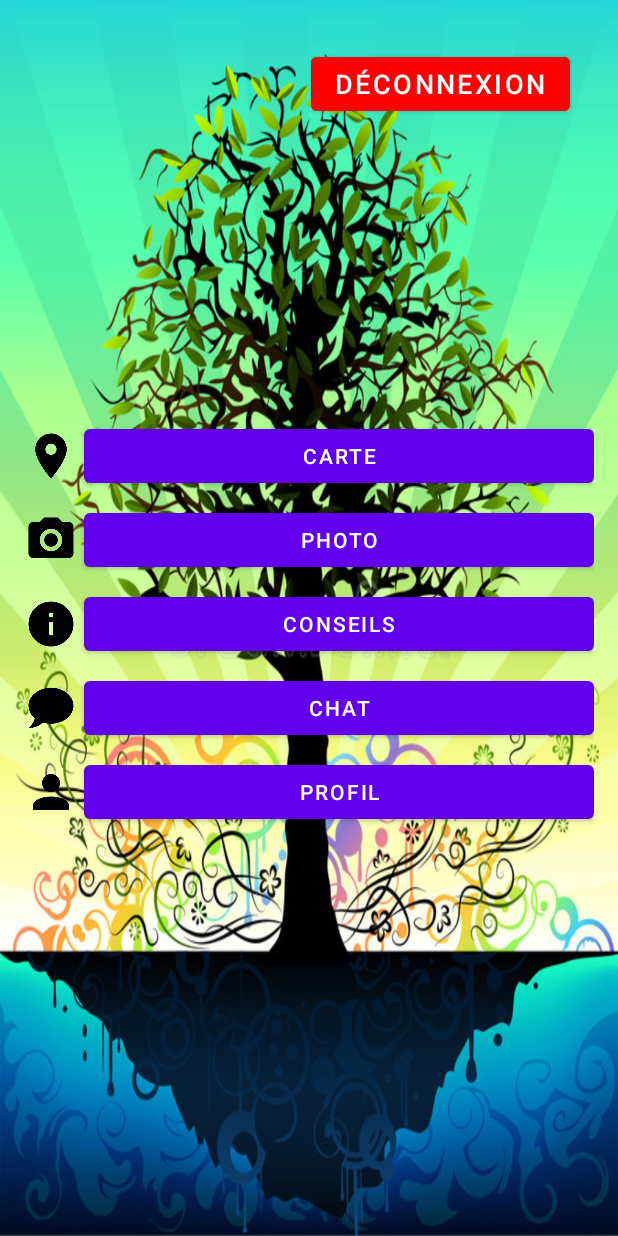
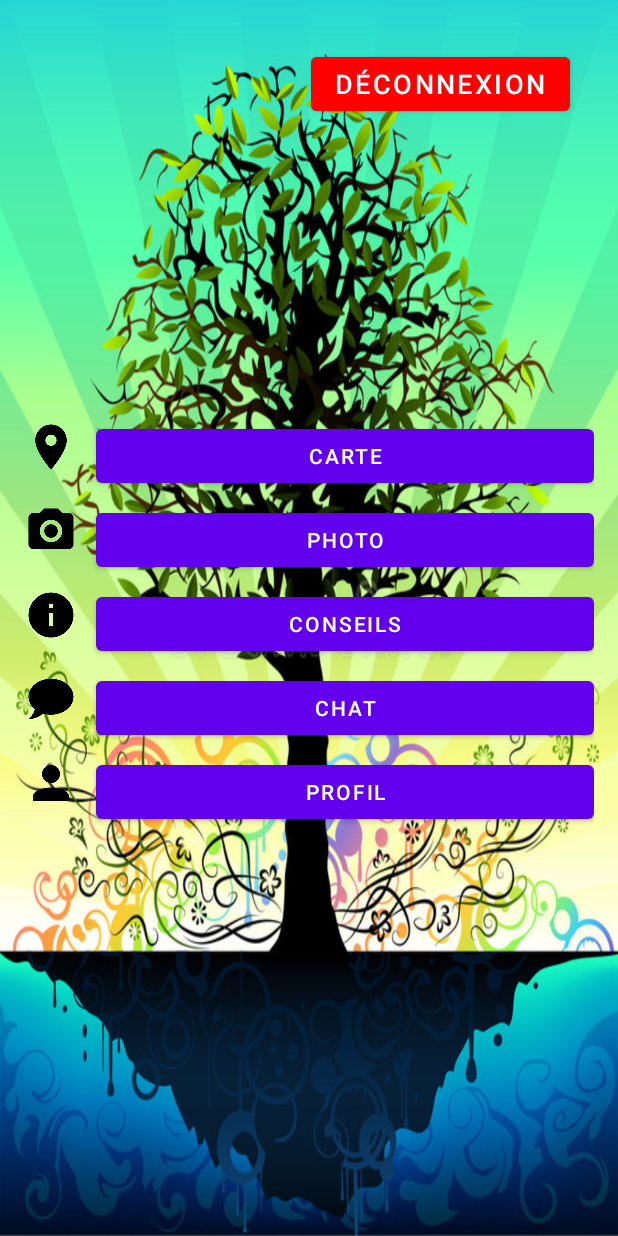
Before and after one commit to MSPR-Dev-Deploiement-IA/mobile, an Android app: the MainActivity screen opened directly, with no data from a screen before it, on a phone screen of 412 x 824 dp. Run offline under Robolectric (Android 15) with nearby library versions, the phone set to English and light mode, and no system bars.

Commit message:
improved main css need to keep working on it

```diff
--- a/app/src/main/res/layout/activity_main.xml
+++ b/app/src/main/res/layout/activity_main.xml
@@ -25,18 +25,10 @@
         android:orientation="vertical"
         android:layout_centerInParent="true">
 
-        <LinearLayout
+        <RelativeLayout
             android:layout_width="match_parent"
             android:layout_height="wrap_content"
-            android:gravity="center_vertical"
-            android:orientation="horizontal"
             android:layout_marginTop="8dp">
-
-            <ImageView
-                android:layout_width="@dimen/icon_size"
-                android:layout_height="@dimen/icon_size"
-                android:src="@drawable/ic_map"
-                android:contentDescription="@string/map_icon" />
 
             <Button
                 android:id="@+id/carte_button"
@@ -44,21 +36,19 @@
                 android:layout_height="wrap_content"
                 android:text="Carte"
                 android:textSize="14sp"
-                android:layout_marginLeft="4dp" />
-        </LinearLayout>
-
-        <LinearLayout
-            android:layout_width="match_parent"
-            android:layout_height="wrap_content"
-            android:gravity="center_vertical"
-            android:orientation="horizontal"
-            android:layout_marginTop="8dp">
+                android:layout_marginLeft="48dp" />
 
             <ImageView
                 android:layout_width="@dimen/icon_size"
                 android:layout_height="@dimen/icon_size"
-                android:src="@drawable/ic_camera"
-                android:contentDescription="@string/photo_icon" />
+                android:src="@drawable/ic_map"
+                android:contentDescription="@string/map_icon" />
+        </RelativeLayout>
+
+        <RelativeLayout
+            android:layout_width="match_parent"
+            android:layout_height="wrap_content"
+            android:layout_marginTop="8dp">
 
             <Button
                 android:id="@+id/photo_button"
@@ -66,21 +56,19 @@
                 android:layout_height="wrap_content"
                 android:text="Photo"
                 android:textSize="14sp"
-                android:layout_marginLeft="4dp" />
-        </LinearLayout>
-
-        <LinearLayout
-            android:layout_width="match_parent"
-            android:layout_height="wrap_content"
-            android:gravity="center_vertical"
-            android:orientation="horizontal"
-            android:layout_marginTop="8dp">
+                android:layout_marginLeft="48dp" />
 
             <ImageView
                 android:layout_width="@dimen/icon_size"
                 android:layout_height="@dimen/icon_size"
-                android:src="@drawable/ic_tips"
-                android:contentDescription="@string/tips_icon" />
+                android:src="@drawable/ic_camera"
+                android:contentDescription="@string/photo_icon" />
+        </RelativeLayout>
+
+        <RelativeLayout
+            android:layout_width="match_parent"
+            android:layout_height="wrap_content"
+            android:layout_marginTop="8dp">
 
             <Button
                 android:id="@+id/conseils_button"
@@ -88,21 +76,19 @@
                 android:layout_height="wrap_content"
                 android:text="Conseils"
                 android:textSize="14sp"
-                android:layout_marginLeft="4dp" />
-        </LinearLayout>
-
-        <LinearLayout
-            android:layout_width="match_parent"
-            android:layout_height="wrap_content"
-            android:gravity="center_vertical"
-            android:orientation="horizontal"
-            android:layout_marginTop="8dp">
+                android:layout_marginLeft="48dp" />
 
             <ImageView
                 android:layout_width="@dimen/icon_size"
                 android:layout_height="@dimen/icon_size"
-                android:src="@drawable/ic_chat"
-                android:contentDescription="@string/chat_icon" />
+                android:src="@drawable/ic_tips"
+                android:contentDescription="@string/tips_icon" />
+        </RelativeLayout>
+
+        <RelativeLayout
+            android:layout_width="match_parent"
+            android:layout_height="wrap_content"
+            android:layout_marginTop="8dp">
 
             <Button
                 android:id="@+id/chat_button"
@@ -110,21 +96,19 @@
                 android:layout_height="wrap_content"
                 android:text="Chat"
                 android:textSize="14sp"
-                android:layout_marginLeft="4dp" />
-        </LinearLayout>
-
-        <LinearLayout
-            android:layout_width="match_parent"
-            android:layout_height="wrap_content"
-            android:gravity="center_vertical"
-            android:orientation="horizontal"
-            android:layout_marginTop="8dp">
+                android:layout_marginLeft="48dp" />
 
             <ImageView
                 android:layout_width="@dimen/icon_size"
                 android:layout_height="@dimen/icon_size"
-                android:src="@drawable/ic_profile"
-                android:contentDescription="@string/profile_icon" />
+                android:src="@drawable/ic_chat"
+                android:contentDescription="@string/chat_icon" />
+        </RelativeLayout>
+
+        <RelativeLayout
+            android:layout_width="match_parent"
+            android:layout_height="wrap_content"
+            android:layout_marginTop="8dp">
 
             <Button
                 android:id="@+id/profil_button"
@@ -132,8 +116,14 @@
                 android:layout_height="wrap_content"
                 android:text="Profil"
                 android:textSize="14sp"
-                android:layout_marginLeft="4dp" />
-        </LinearLayout>
+                android:layout_marginLeft="48dp" />
+
+            <ImageView
+                android:layout_width="@dimen/icon_size"
+                android:layout_height="@dimen/icon_size"
+                android:src="@drawable/ic_profile"
+                android:contentDescription="@string/profile_icon" />
+        </RelativeLayout>
 
     </LinearLayout>
 
```
